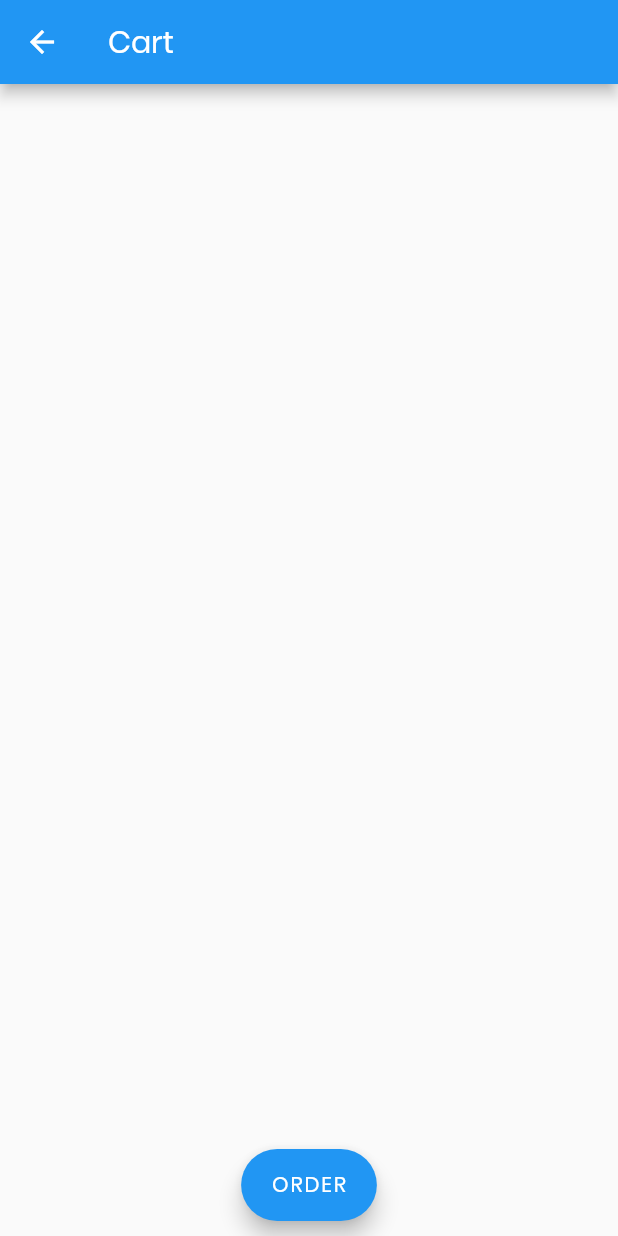
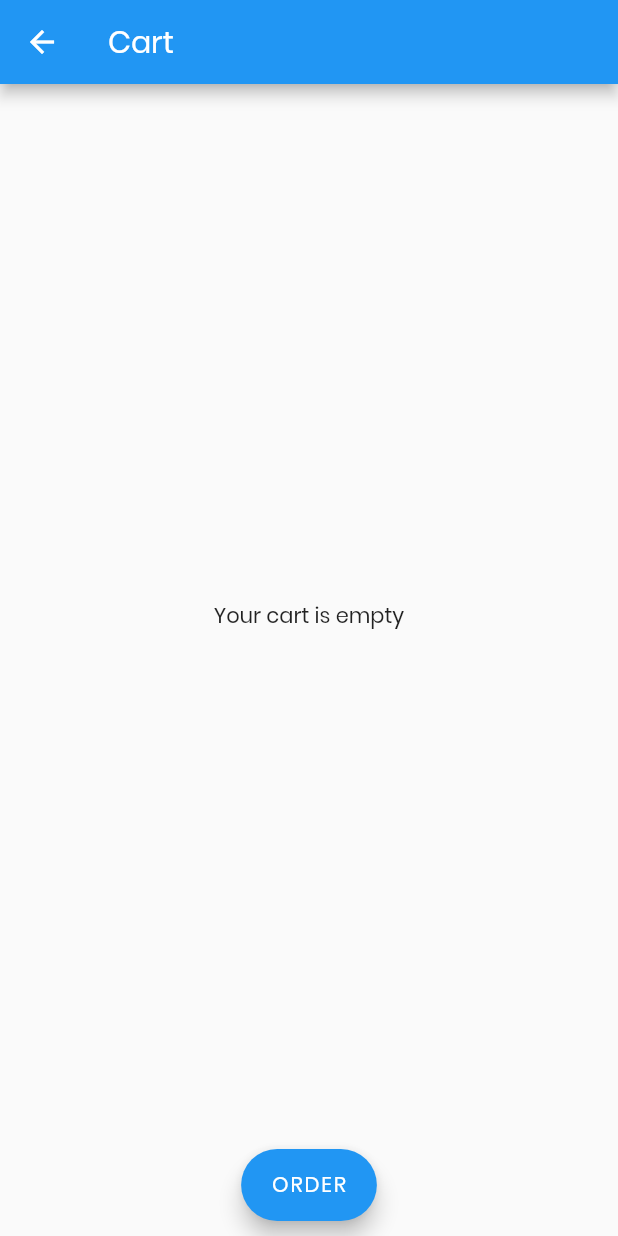
Before and after one commit to ritik-rathi/housewife, a Flutter app: the screen it shows after launch, after a tap on the "add shopping cart" icon, on a phone screen of 412 x 824 dp. Run offline on Flutter 3.47's test engine with Material 2 defaults, Android fonts, the phone set to English and light mode, and no system bars; our stand-ins replace cloud_firestore, firebase_auth, flutter_calendar_carousel, flutter_local_notifications, gradient_widgets; missing offline and left inert: flutter_circular_chart, gradient_text; accounts and stored records are empty.

Commit message:
cart issue resolved

```diff
--- a/lib/onlineShop/cart.dart
+++ b/lib/onlineShop/cart.dart
@@ -22,13 +22,34 @@ class _CartState extends State<Cart> {
                     .collection('user/phone/cart')
                     .snapshots(),
                 builder: (context, snapshot) {
+                  // if ((snapshot.data.documents[0]['name'] == null) ||
+                  //     (snapshot.data.documents[0]['price'] == null) ||
+                  //     (snapshot.data.documents[0]['image']) == null ||
+                  //         (snapshot.data.documents.length < 2)) {
+                  //   return Center(
+                  //     child: Text('Your cart is empty'),
+                  //   );
+                  // }
+if (snapshot.data.documents.length >= 2)
+                   {
                   return ListView.builder(
-                    itemCount: snapshot.data.documents.length,
+                    itemCount: snapshot.data.documents.length-1,
                     itemBuilder: (context, index) {
-                      if (!snapshot.hasData) return const Text('Cart is empty');
-                      return buildItem(context, snapshot.data.documents[index]);
+                      if (!snapshot.hasData)
+                        return Center(
+                          child: Text('Your cart is empty'),
+                        );
+                        else{
+                      return buildItem(context, snapshot.data.documents[index+1]);}
                     },
                   );
+                }
+                else{
+                   return Center(
+                      child: Text('Your cart is empty'),
+                    );
+
+                }
                 }),
           ),
           Padding(
@@ -55,8 +76,8 @@ class _CartState extends State<Cart> {
               document['image'],
               fit: BoxFit.contain,
             ),
-            height: 150,
-            width: 150,
+            height: 120,
+            width: 120,
           ),
           SizedBox(width: 10),
           Column(
@@ -66,8 +87,9 @@ class _CartState extends State<Cart> {
               Text(
                 document['name'],
                 style: TextStyle(fontSize: 20),
+                overflow: TextOverflow.clip,
               ),
-              Text(document['price'], style: TextStyle(fontSize: 20))
+              Text(document['price'], style: TextStyle(fontSize: 20), overflow: TextOverflow.clip,)
             ],
           ),
           SizedBox(width: 20),
@@ -79,9 +101,10 @@ class _CartState extends State<Cart> {
               IconButton(
                 onPressed: () {
                   setState(() {
-                    Firestore.instance.collection('user/phone/cart').document(name).updateData({
-                      'quantity': count+1
-                    });
+                    Firestore.instance
+                        .collection('user/phone/cart')
+                        .document(name)
+                        .updateData({'quantity': count + 1});
                   });
                 },
                 icon: Icon(Icons.add),
@@ -90,9 +113,10 @@ class _CartState extends State<Cart> {
                 onPressed: () {
                   if (count > 1) {
                     setState(() {
-                      Firestore.instance.collection('user/phone/cart').document(name).updateData({
-                      'quantity': count-1
-                    });
+                      Firestore.instance
+                          .collection('user/phone/cart')
+                          .document(name)
+                          .updateData({'quantity': count - 1});
                     });
                   }
                 },
--- a/lib/onlineShop/home.dart
+++ b/lib/onlineShop/home.dart
@@ -180,9 +180,9 @@ class _HomeShopState extends State<HomeShop> {
       body: PageView(
         controller: _controller,
         children: _generatorWidget({
-          "fruits": Colors.pink,
-          "vegetables": Colors.green[400],
-          "grocery": Colors.yellow[300]
+          "fruits": Color(0xff159CFF),
+          "vegetables": Color(0xff8660FF),
+          "grocery": Color(0xff4A3FFF)
         }),
       ),
       // bottomNavigationBar: NavigationBar(
```
